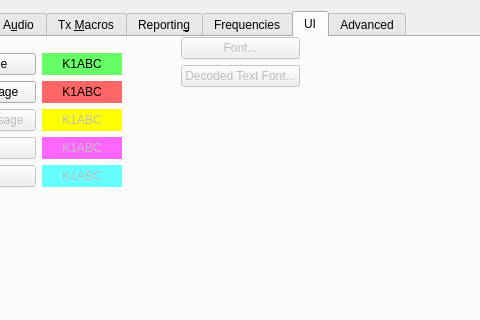
Above: Configuration.ui from qcmiao1998/js8call before the change; both pictures show x 143 to 623 and y 0 to 320 of the 825 by 724 pixel window. Below: the same form after it.
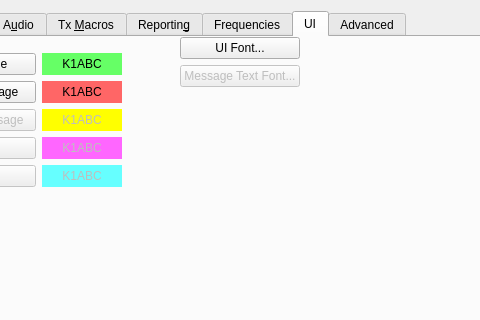
That is the form after the change. The open tabs and pages were chosen to show the change.

Commit message: Configuration and MainWindow UI tweaks

Diff of the .ui file:
```diff
--- a/Configuration.ui
+++ b/Configuration.ui
@@ -2580,13 +2580,13 @@
           <item>
            <widget class="QPushButton" name="font_push_button">
             <property name="enabled">
-             <bool>false</bool>
+             <bool>true</bool>
             </property>
             <property name="toolTip">
              <string>Set the font characteristics for the application.</string>
             </property>
             <property name="text">
-             <string>Font...</string>
+             <string>UI Font...</string>
             </property>
            </widget>
           </item>
@@ -2599,7 +2599,7 @@
              <string>Set the font characteristics for the Band Activity and Rx Frequency areas.</string>
             </property>
             <property name="text">
-             <string>Decoded Text Font...</string>
+             <string>Message Text Font...</string>
             </property>
            </widget>
           </item>
```
The commit also changes 1 other file.
